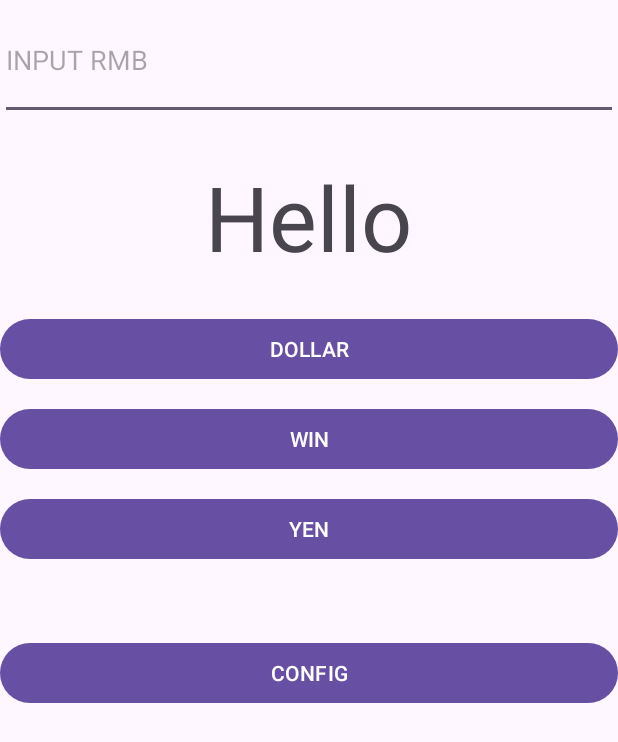
After one commit to Litchi347/My_Android_Application, an Android app: the ExchangeRate screen opened directly, with no data from a screen before it, on a phone screen of 412 x 824 dp. The commit adds this screen. Shown: the top 742 px of the screen. Run offline under Robolectric (Android 15) with nearby library versions, the phone set to English and light mode, and no system bars; network calls fail.

Commit message:
Initial commit

```diff
--- /dev/null
+++ b/app/src/main/java/com/example/myapplication/ExchangeRate.java
@@ -0,0 +1,308 @@
+package com.example.myapplication;
+
+import android.content.Intent;
+import android.content.SharedPreferences;
+import android.os.Bundle;
+import android.os.Handler;
+import android.os.Message;
+import android.util.Log;
+import android.view.View;
+import android.widget.EditText;
+import android.widget.TextView;
+import android.widget.Toast;
+
+import androidx.activity.EdgeToEdge;
+import androidx.activity.result.ActivityResult;
+import androidx.activity.result.ActivityResultCallback;
+import androidx.activity.result.ActivityResultLauncher;
+import androidx.activity.result.contract.ActivityResultContracts;
+import androidx.annotation.NonNull;
+import androidx.appcompat.app.AppCompatActivity;
+import androidx.core.graphics.Insets;
+import androidx.core.view.ViewCompat;
+import androidx.core.view.WindowInsetsCompat;
+
+import org.jsoup.Jsoup;
+import org.jsoup.nodes.Document;
+import org.jsoup.nodes.Element;
+import org.jsoup.select.Elements;
+
+import java.io.IOException;
+import java.net.MalformedURLException;
+import java.net.URL;
+
+public class ExchangeRate extends AppCompatActivity implements Runnable{
+    private static final String TAG = "ExchangeRateActivity";    // 调试日志标记符，为当前类定义一个统一的标签，方便在日志中查找
+    private EditText input_rmb;
+    private TextView tv_result;
+
+    private float dollarRate = 7.31f;
+    private float wonRate = 198.26f;
+    private float yenRate = 19.84f;
+
+    Handler handler;    // 定义了一个Handler对象，用于处理线程间的消息传递，特别是子线程向主线程发送消息的情况
+
+    // 原始作用：初始化界面和组件
+    @Override
+    protected void onCreate(Bundle savedInstanceState) {
+        super.onCreate(savedInstanceState);
+        EdgeToEdge.enable(this);    // 更好地支持沉浸式状态栏
+        setContentView(R.layout.activity_exchange_rate);
+        ViewCompat.setOnApplyWindowInsetsListener(findViewById(R.id.main), (v, insets) -> {
+            Insets systemBars = insets.getInsets(WindowInsetsCompat.Type.systemBars());
+            v.setPadding(systemBars.left, systemBars.top, systemBars.right, systemBars.bottom);    // 设置主视图的padding,使内容不会被遮挡
+            return insets;
+        });
+
+        // 将xml中的输入框和结果文本框与Java变量进行绑定，后续可以读取输入内容和显示结果
+        input_rmb = findViewById(R.id.inp_change);
+        tv_result = findViewById(R.id.result);
+
+        // 从本地存储中读取保存的数据 load from sp
+        // 可以实现在app每次启动时都能读取到上次保存的数据
+//        SharedPreferences sp = getSharedPreferences("myrate",ExchangeRate.MODE_PRIVATE);    // 获取名为myrate的SharedPreferences文件，相当于一个小型数据库
+//        dollarRate = sp.getFloat("sp_dollar_key",1.23f);
+//        wonRate = sp.getFloat("sp_won_key",2.34f);
+//        yenRate = sp.getFloat("sp_yen_key",3.45f);
+//        Log.i(TAG, "onCreate: from sp dollarRate=" + dollarRate);
+//        Log.i(TAG, "onCreate: from sp wonRate=" + wonRate);
+//        Log.i(TAG, "onCreate: from sp yenRate=" + yenRate);
+
+        // 创建Handler子类对象，用于在子线程中运行完任务后，向主线程中发送消息
+        // 创建一个新的Handler对象，重写handleMessage方法
+        handler = new Handler(){
+            // 当子线程使用handler对象发送消息时，这个方法就会在主线程中被调用
+            @Override
+            public void handleMessage(@NonNull Message msg){    // msg就是子线程发送的消息
+                Log.i(TAG, "HandleMessage: 接收消息");
+                if (msg.what == 7){    // msg.what是发送消息时设置的标志，类似于一个标识符
+                    Bundle bdl = (Bundle) msg.obj;    // msg.obj是发送消息时设置的对象
+
+                    float dollar = bdl.getFloat("web_dollar");
+                    float won = bdl.getFloat("web_won");
+                    float yen = bdl.getFloat("web_yen");
+
+                    Log.i(TAG, "handleMessage: str="+ bdl);
+//                    tv_result.setText("dollar" + "won" + "yen");    // 更新界面
+                }
+                super.handleMessage(msg);    // 调用父类的handleMessage方法
+            }
+        };
+
+        // 启动一个新线程来执行耗时操作，以避免阻塞主线程
+        // thread
+        Log.i(TAG, "onCreate: 启动线程");
+
+        Thread t = new Thread(this);    // 创建了一个新的线程对象t
+                                               // this表示当前类ExchangeRate实现了Runnable接口 => activity类中应该含有run()方法
+                                               // 这个线程启动后，会自动调用当前类的run()方法
+        t.start();    // this.run => 启动线程调用run方法
+
+        // 线程的不同启动方法
+//        Thread t2 = new Thread(new Runnable() {
+//            @Override
+//            public void run() {
+//                Log.i(TAG, "run: Thread2 running");
+//            }
+//        });
+//        t2.start();
+//
+//        Thread t3 = new Thread(()->{
+//            Log.i(TAG, "run: Thread3 running");
+//        });
+//        t3.start();
+//
+//        new Thread(()->{
+//            Log.i(TAG, "run: Thread4 running");
+//        }).start();
+//
+//        mytask task = new mytask();
+//        Thread t5 = new Thread(task);
+//        // Thread t5 = new Thread(new MyTask());
+//        t5.start();
+//        // new Thread(new MyTask()).start();
+
+        // save to sp
+        SharedPreferences sp = getSharedPreferences("myrate",ExchangeRate.MODE_PRIVATE);    // 获取一个名为myrate的SharedPreferences对象，用于存储本地数据。ExchangeRate.MODE_PRIVATE表示只有当前应用可以访问这个SharedPreferences文件
+                                                                                                  // sp变量相当于一个本地的数据仓库
+        SharedPreferences.Editor editor = sp.edit();    // 用于向SharedPreferences文件中写入数据
+        editor.putFloat("sp_dollar_key",dollarRate);
+        editor.putFloat("sp_won_key",wonRate);
+        editor.putFloat("sp_yen_key",yenRate);
+        editor.apply();    // 提交修改，保存数据到本地存储
+        Log.i(TAG, "onCreate: save to sp");
+
+    }
+
+    public void myclick (View btn){
+        Log.i(TAG, " myclick:change ");
+        String StrInput = input_rmb.getText().toString();
+
+        try {
+            // 计算 输入x计算汇率result
+            float inputf = Float.parseFloat(StrInput);
+            float result = 0;
+            if (btn.getId() == R.id.button_dollar_label) {
+                result = inputf * dollarRate;
+            }
+
+            else if (btn.getId() == R.id.button_won_label) {
+                result = inputf * wonRate;
+            }
+
+            else if (btn.getId() == R.id.button_yen_label){
+                result = inputf * yenRate;
+            }
+
+            // 显示结果
+            tv_result.setText(String.valueOf(result));
+        }
+        catch (NumberFormatException e) {
+            // tv_result.setText("请输入正确的数据");
+            Toast.makeText(this,"请输入正确的数据",Toast.LENGTH_SHORT).show();
+        }
+    }
+
+    // 当用户点击某个按钮时，打开一个新的页面，并把汇率数据传递过去
+    public void openConfig(View btn){
+        // 打开新窗口
+        Intent intent = new Intent(this,change_to.class);    // 表示从当前activity跳转到change_to这个activity
+        intent.putExtra("key_dollar",dollarRate);
+        intent.putExtra("key_won",wonRate);
+        intent.putExtra("key_yen",yenRate);
+
+        // startActivity(intent);    // 最基础的页面跳转方式，但不能处理跳转后的返回结果
+        // 使用ActivityResultLauncher启动Activity
+        luncher.launch(intent);
+    }
+
+    // 调用t.start()后，自动调用run方法
+    @Override
+    public void run() {
+        Bundle retbdl = new Bundle();
+        Log.i(TAG, "run: running........");
+
+
+        try {
+            Thread.sleep(2000);
+
+            URL url = null;
+            try {
+//                url = new URL("https://www.swufe.edu.cn/info/1068/36061.hyml");
+//                HttpURLConnection http = (HttpURLConnection) url.openConnection();
+//                InputStream in = http.getInputStream();
+//
+//                String html = inputStream2String(in);
+//                Log.i(TAG, "run: html=" + html);
+
+                // 访问网页并获取其html文档
+                Document doc = Jsoup.connect("https://www.boc.cn/sourcedb/whpj/").get();
+                Log.i(TAG, "run: title=" + doc.title());
+
+                // 提取网页中的表格和数据
+                Elements tables = doc.getElementsByTag("table");
+                Element table = tables.get(1);    // 获取第二个表格
+                Elements trs = table.getElementsByTag("tr");    // 获取所有的tr元素
+
+                trs.remove(0);
+                for(Element tr : trs){
+
+                    Elements tds = tr.children();
+                    Element td1 = tds.first();
+                    Element td2 = tds.get(5);
+
+                    String str1 = td1.text();
+                    String str2 = td2.text();
+                    Log.i(TAG, "run: " + str1 + "=>" + str2);
+
+                    try {
+                        float r = 100 / Float.parseFloat(str2);
+                        if("美元".equals(str1)){
+                            retbdl.putFloat("web_dollar",r);
+                        }else if("韩国元".equals(str1)) {
+                            retbdl.putFloat("web_won", r);
+                        }else if("日元".equals(str1)){
+                            retbdl.putFloat("web_yen", r);
+                        }
+                    } catch (NumberFormatException e) {
+                        throw new RuntimeException(e);
+                    }
+                }
+
+            } catch (
+                    MalformedURLException e) {
+                e.printStackTrace();
+            } catch (IOException e) {
+                e.printStackTrace();
+            }
+        } catch (InterruptedException e) {
+            throw new RuntimeException(e);
+        }
+
+        // 向主线程发送消息
+        Message msg = handler.obtainMessage();    // 在子线程中获取一个消息对象
+        msg.what = 7;
+        msg.obj = retbdl;    // obj是消息可以携带的任意对象数据
+        handler.sendMessage(msg);    // 通过handler发送消息
+        Log.i(TAG, "run:" + "dollar rate = " + retbdl.getFloat("web_dollar"));
+        Log.i(TAG, "run:" + "won rate = " + retbdl.getFloat("web_won"));
+        Log.i(TAG, "run:" + "yen rate = " + retbdl.getFloat("web_yen"));
+        Log.i(TAG, "run: 消息发送完毕");
+    }
+//
+//    private String inputStream2String(InputStream inputStream)
+//            throws IOException{
+//        final int buffer_size = 1024;
+//        final char[] buffer = new char[buffer_size];
+//        final StringBuilder out = new StringBuilder();
+//        Reader in = new InputStreamReader(inputStream,"gb2312");
+//        while(true){
+//            int rsz = in.read(buffer,0,buffer.length);
+//            if (rsz < 0){
+//                break;
+//            }
+//            out.append(buffer,0,rsz);
+//        }
+//        return out.toString();
+//    }
+//
+
+//    @Override
+//    protected void onActivityResult(int requestCode, int resultCode, @Nullable Intent data) {
+//        if (resultCode == 3 && requestCode == 6){
+//            // 从data获取带回的数据
+//            Bundle ret = data.getExtras();
+//
+//            dollarRate = ret.getFloat("ret_dollar",dollarRate);
+//            wonRate = ret.getFloat("ret_won",wonRate);
+//            yenRate = ret.getFloat("ret_yen",yenRate);
+//
+//            Log.i(TAG, "onActivityResult:dollarRate= " + dollarRate);
+//            Log.i(TAG, "onActivityResult:wonRate= " + wonRate);
+//            Log.i(TAG, "onActivityResult:yenRate= " + yenRate);
+//            }
+//        super.onActivityResult(requestCode, resultCode, data);
+//        }
+//    }
+
+    ActivityResultLauncher luncher = registerForActivityResult(
+            new ActivityResultContracts.StartActivityForResult(),    // 指定跳转方式，使用标准的"启动一个activity并获取返回结果“模式
+            new ActivityResultCallback<ActivityResult>() {
+                @Override
+                public void onActivityResult(ActivityResult result) {    // 当用户从新页面返回后，代码自动执行
+                    // intent用于页面跳转和数据传递，bundle用于数据的封装和传递
+                    Intent data = result.getData();    // 获取返回的数据
+                    Bundle bundle = data.getExtras();    // 获取返回的Bundle对象
+
+                    if(bundle != null){
+                        dollarRate = bundle.getFloat("rate_dollar",dollarRate);
+                        wonRate = bundle.getFloat("rate_won",wonRate);
+                        yenRate = bundle.getFloat("rate_dollar",yenRate);
+
+                        Log.i(TAG, "onActivityResult:dollarRate= " + dollarRate);
+                        Log.i(TAG, "onActivityResult:wonRate= " + wonRate);
+                        Log.i(TAG, "onActivityResult:yenRate= " + yenRate);
+                    }
+                }
+            });
+}
--- /dev/null
+++ b/app/src/main/res/layout/activity_exchange_rate.xml
@@ -0,0 +1,67 @@
+<?xml version="1.0" encoding="utf-8"?>
+<LinearLayout xmlns:android="http://schemas.android.com/apk/res/android"
+    xmlns:app="http://schemas.android.com/apk/res-auto"
+    xmlns:tools="http://schemas.android.com/tools"
+    android:id="@+id/main"
+    android:layout_width="match_parent"
+    android:layout_height="match_parent"
+    android:orientation="vertical"
+    app:layoutDescription="@xml/activity_exchange_rate_scene"
+    tools:context=".ExchangeRate">
+
+    <EditText
+        android:id="@+id/inp_change"
+        android:layout_width="match_parent"
+        android:layout_height="wrap_content"
+        android:hint="@string/inp_RMB"
+        android:inputType="number"
+        android:minHeight="80dp"
+        android:textAllCaps="true"
+        android:onClick="myclick" />
+
+    <TextView
+        android:id="@+id/result"
+        android:layout_width="wrap_content"
+        android:layout_height="wrap_content"
+        android:layout_marginTop="24dp"
+        android:layout_gravity="center"
+        android:onClick="myclick"
+        android:text="@string/rs"
+        android:textSize="60sp"/>
+
+    <Button
+        android:id="@+id/button_dollar_label"
+        android:layout_width="match_parent"
+        android:layout_height="wrap_content"
+        android:text="@string/exchange_DOLLAR"
+        android:textAllCaps="true"
+        android:onClick="myclick"
+        android:layout_marginTop="24dp"/>
+
+    <Button
+        android:id="@+id/button_won_label"
+        android:layout_width="match_parent"
+        android:layout_height="wrap_content"
+        android:layout_marginTop="12dp"
+        android:text="@string/exchange_WON"
+        android:onClick="myclick"
+        android:textAllCaps="true"/>
+
+    <Button
+        android:id="@+id/button_yen_label"
+        android:layout_width="match_parent"
+        android:layout_height="wrap_content"
+        android:layout_marginTop="12dp"
+        android:text="@string/exchange_YEN"
+        android:onClick="myclick"
+        android:textAllCaps="true"/>
+
+    <Button
+        android:id="@+id/button_config"
+        android:layout_width="match_parent"
+        android:layout_height="wrap_content"
+        android:layout_marginTop="48dp"
+        android:text="@string/config"
+        android:onClick="openConfig"
+        android:textAllCaps="true"/>
+</LinearLayout>
```
Also changed, not shown: app/src/main/java/com/example/myapplication/CustomListActivity.java (+13 -6 lines), app/src/main/java/com/example/myapplication/RateCalcActivity.java (+19 -44 lines), app/src/main/java/com/example/myapplication/mytask.java (added, +12 -0 lines), app/src/main/res/layout-land/activity_court_counter.xml (added, +151 -0 lines), app/src/main/res/layout/activity_rate_calc.xml (+0 -54 lines).
